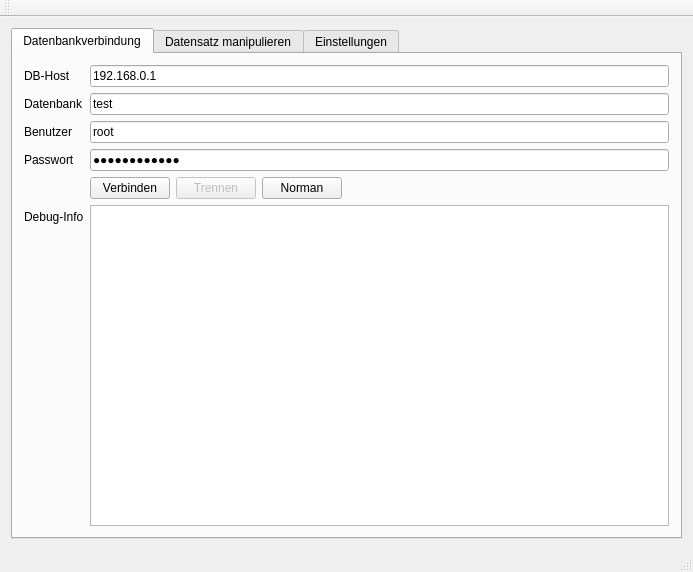
enohl/Q2_QuickQuizzer, file CPP_GUI/Q2_Admin/mainwindow.ui: the form before one commit.
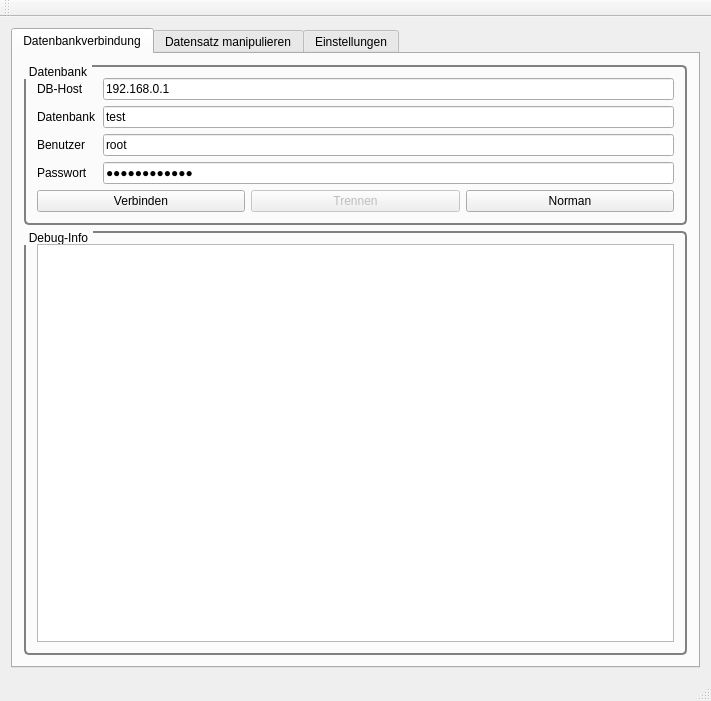
The form after the commit. The open tabs and pages were chosen to show the change.

Commit message: FileHandler erweitert/GroupBoxes hinzugefuegt.

Diff of the .ui file:
```diff
--- a/CPP_GUI/Q2_Admin/mainwindow.ui
+++ b/CPP_GUI/Q2_Admin/mainwindow.ui
@@ -6,8 +6,8 @@
    <rect>
     <x>0</x>
     <y>0</y>
-    <width>693</width>
-    <height>572</height>
+    <width>711</width>
+    <height>701</height>
    </rect>
   </property>
   <property name="windowTitle">
@@ -33,7 +33,26 @@
        <attribute name="title">
         <string>Datenbankverbindung</string>
        </attribute>
-       <layout class="QHBoxLayout" name="horizontalLayout">
+       <layout class="QVBoxLayout" name="verticalLayout_5">
+        <item>
+         <widget class="QGroupBox" name="groupBox_2">
+          <property name="styleSheet">
+           <string notr="true"> QGroupBox {
+     border: 2px solid gray;
+     border-radius: 5px;
+     margin-top: 1ex; /* leave space at the top for the title */
+ }
+
+ QGroupBox::title {
+     subcontrol-origin: margin;
+     subcontrol-position: top left; /* position at the top center */
+     padding: 0 3px;
+ }</string>
+          </property>
+          <property name="title">
+           <string>Datenbank</string>
+          </property>
+          <layout class="QVBoxLayout" name="verticalLayout_7">
         <item>
          <layout class="QFormLayout" name="formLayout_1">
           <property name="fieldGrowthPolicy">
@@ -98,7 +117,9 @@
             </property>
            </widget>
           </item>
-          <item row="4" column="1">
+            </layout>
+           </item>
+           <item>
            <layout class="QHBoxLayout" name="horizontalLayout1">
             <item>
              <widget class="QPushButton" name="btn_dbConnect">
@@ -126,17 +147,33 @@
             </item>
            </layout>
           </item>
-          <item row="5" column="0">
-           <widget class="QLabel" name="lbl_debug">
-            <property name="text">
+          </layout>
+         </widget>
+        </item>
+        <item>
+         <widget class="QGroupBox" name="groupBox">
+          <property name="styleSheet">
+           <string notr="true"> QGroupBox {
+     border: 2px solid gray;
+     border-radius: 5px;
+     margin-top: 1ex; /* leave space at the top for the title */
+ }
+
+ QGroupBox::title {
+     subcontrol-origin: margin;
+     subcontrol-position: top left; /* position at the top center */
+     padding: 0 3px;
+ }</string>
+          </property>
+          <property name="title">
              <string>Debug-Info</string>
             </property>
-           </widget>
-          </item>
-          <item row="5" column="1">
+          <layout class="QVBoxLayout" name="verticalLayout_6">
+           <item>
            <widget class="QTextEdit" name="txt_debug"/>
           </item>
          </layout>
+         </widget>
         </item>
        </layout>
       </widget>
```
Left out of the diff: 30 changed lines with no effect on the pictures. Lines whose indentation alone changed are shown as unchanged. The commit also changes 10 other files.
